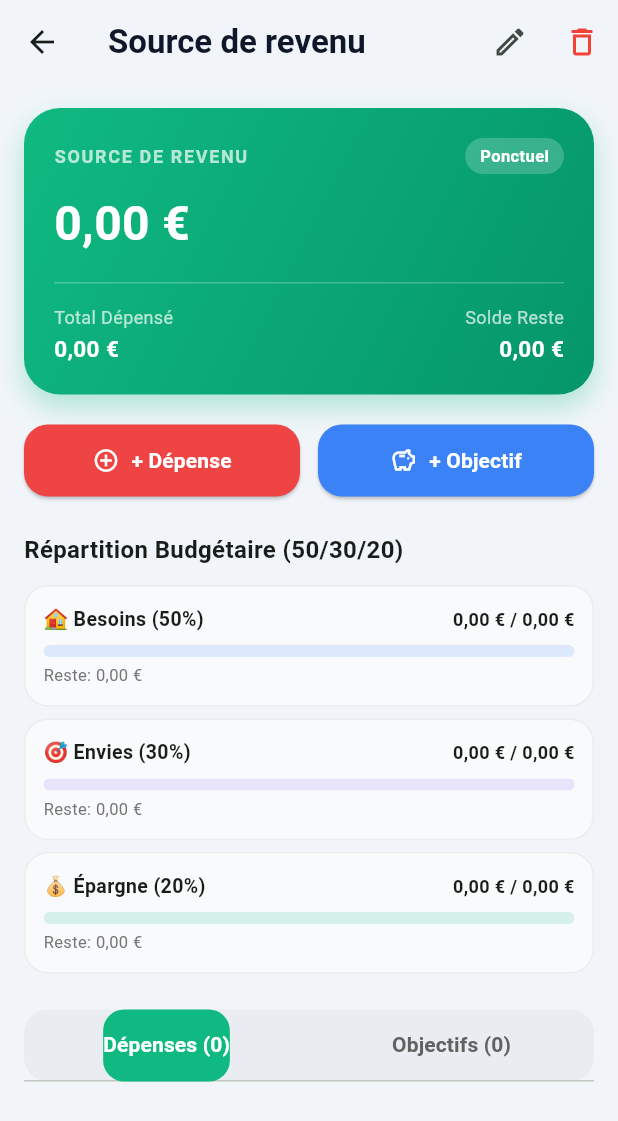
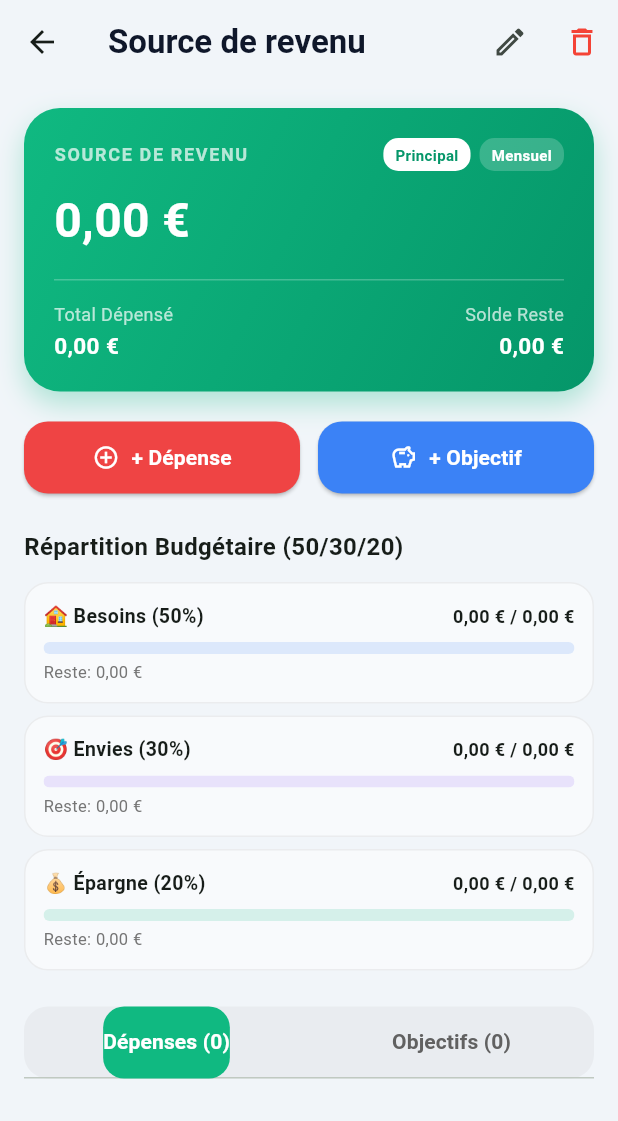
Before and after one commit to devherz/my_salary, a Flutter app: the IncomeSourceDetailsScreen screen opened directly with empty values, on a phone screen of 412 x 824 dp. Shown: the top 1121 px of the screen. Run offline on Flutter 3.47's test engine with Material 3 defaults, Android fonts, the light colour scheme and no system bars; our stand-ins replace fl_chart, flutter_local_notifications, pdf, printing, share_plus, shared_preferences and 1 more; accounts and stored records are empty.

Commit message:
Feat: Harmonisation visuelle et fonctionnelle du Tableau de Bord (Cards de revenus avec statuts, frequence et ratios) et de l application

```diff
--- a/lib/screens/income_source_details_screen.dart
+++ b/lib/screens/income_source_details_screen.dart
@@ -334,16 +334,32 @@ class _IncomeSourceDetailsScreenState extends State<IncomeSourceDetailsScreen> w
                           letterSpacing: 1.1,
                         ),
                       ),
+                      Row(
+                        children: [
                           Container(
-                        padding: const EdgeInsets.symmetric(horizontal: 10, vertical: 4),
+                            padding: const EdgeInsets.symmetric(horizontal: 8, vertical: 4),
+                            decoration: BoxDecoration(
+                              color: Colors.white,
+                              borderRadius: BorderRadius.circular(10),
+                            ),
+                            child: Text(
+                              income.statusTag,
+                              style: const TextStyle(color: Color(0xFF059669), fontSize: 10, fontWeight: FontWeight.bold),
+                            ),
+                          ),
+                          const SizedBox(width: 6),
+                          Container(
+                            padding: const EdgeInsets.symmetric(horizontal: 8, vertical: 4),
                             decoration: BoxDecoration(
                               color: Colors.white.withValues(alpha: 0.2),
-                          borderRadius: BorderRadius.circular(12),
+                              borderRadius: BorderRadius.circular(10),
                             ),
                             child: Text(
-                          income.isRecurringSalary ? 'Récurrent' : 'Ponctuel',
-                          style: const TextStyle(color: Colors.white, fontSize: 11, fontWeight: FontWeight.bold),
+                              income.frequency,
+                              style: const TextStyle(color: Colors.white, fontSize: 10, fontWeight: FontWeight.bold),
                             ),
+                          ),
+                        ],
                       ),
                     ],
                   ),
```
Also changed, not shown: lib/screens/dashboard_tab.dart (+44 -13 lines). Lines whose indentation alone changed are shown as unchanged.
